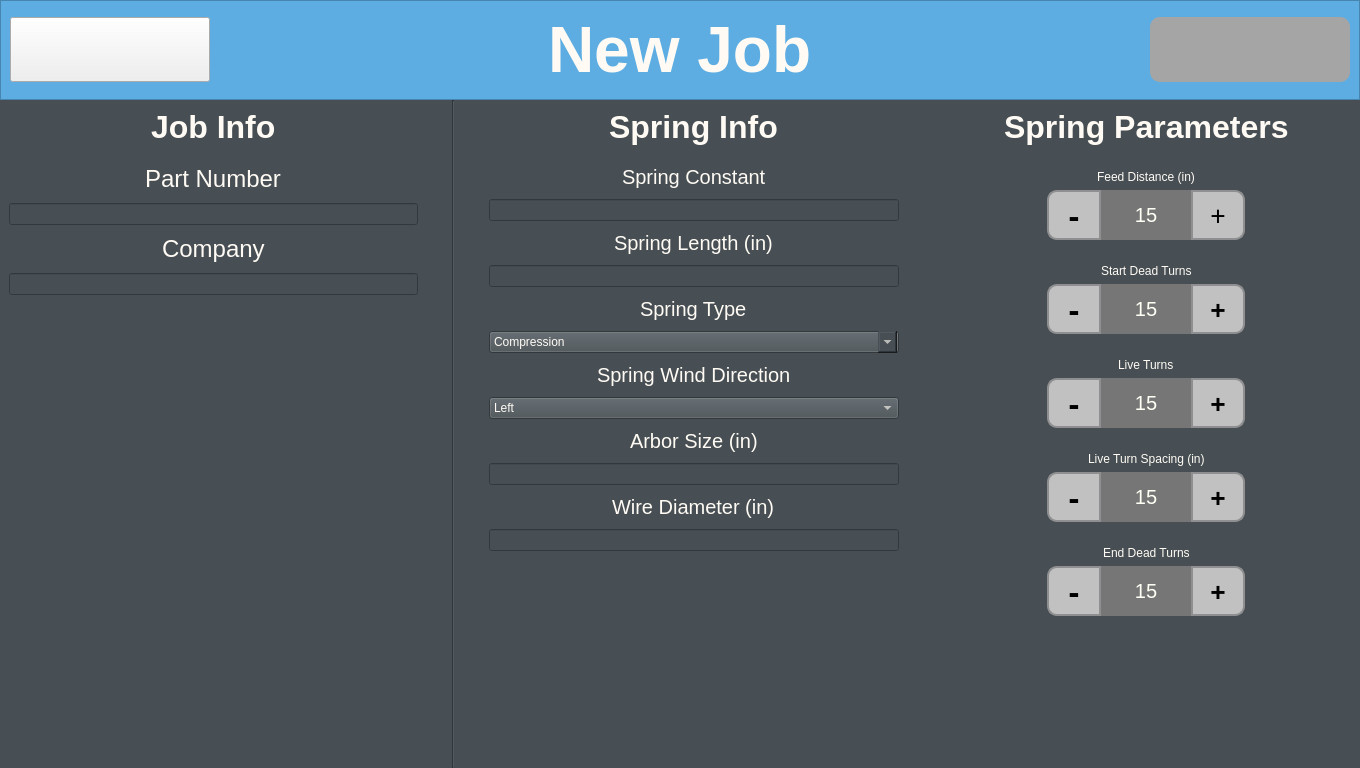
Old version of the form designer/NewJobScreen.ui in the repository feinberger/SpringSerpent.
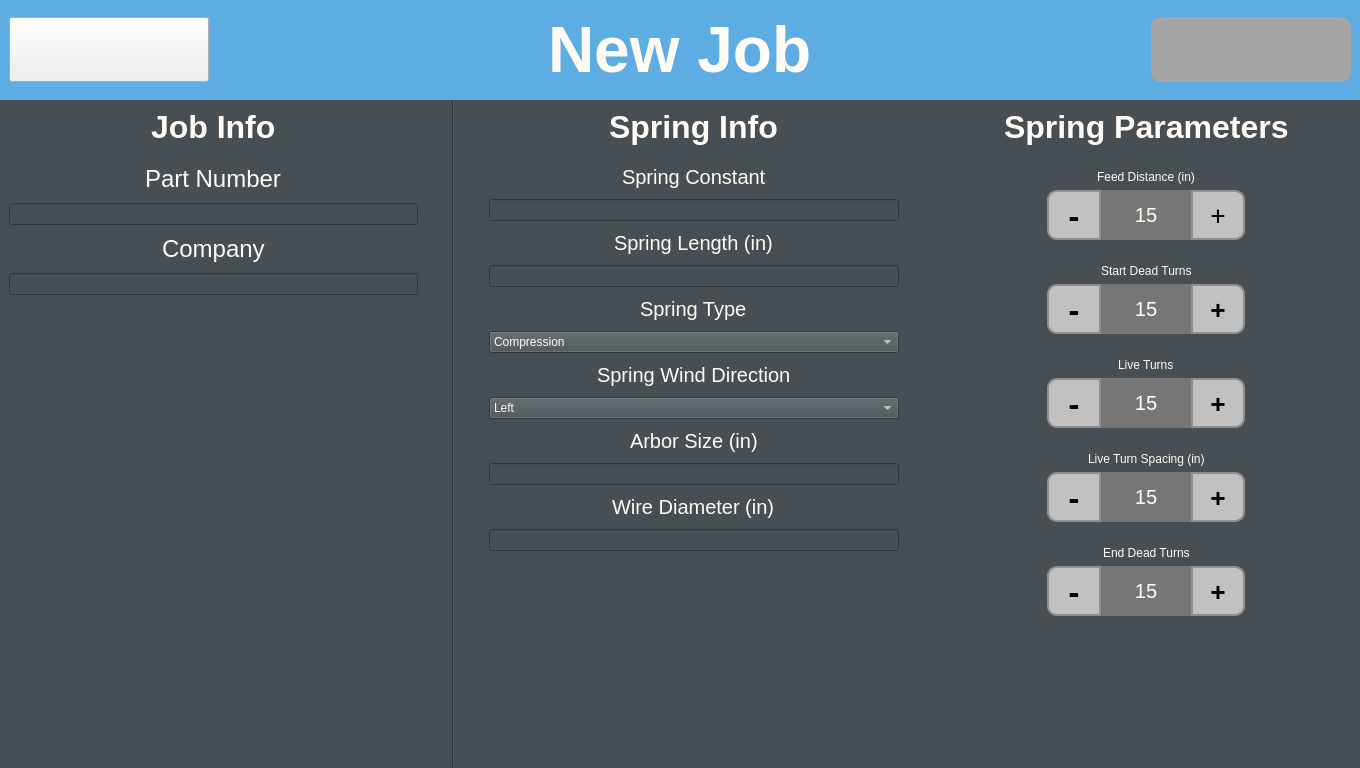
New version of the form. Icons and pictures are not drawn.

```diff
--- a/designer/NewJobScreen.ui
+++ b/designer/NewJobScreen.ui
@@ -49,10 +49,10 @@
 }</string>
      </property>
      <property name="frameShape">
-      <enum>QFrame::StyledPanel</enum>
+      <enum>QFrame::NoFrame</enum>
      </property>
      <property name="frameShadow">
-      <enum>QFrame::Raised</enum>
+      <enum>QFrame::Plain</enum>
      </property>
      <layout class="QHBoxLayout" name="horizontalLayout">
       <item>
@@ -465,10 +465,6 @@
 	font: 16pt &quot;Segoe UI&quot;;
 	color: rgb(255, 251, 244);
 }
-QComboBox:drop-down{
-	height: 15px;
-	width: 15px;
-}
 QComboBox QAbstractItemView {
 	font: 16pt &quot;Segoe UI&quot;;
 	color: rgb(255, 251, 244);
```
